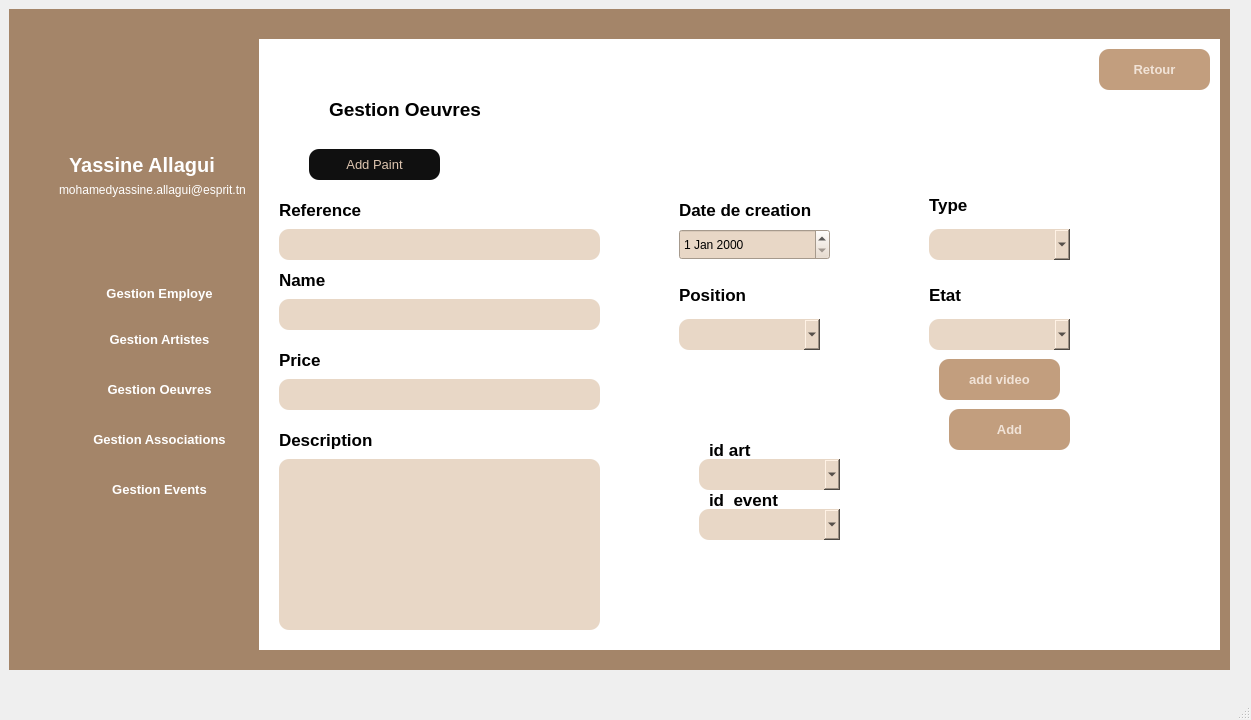
The window that mainwindow.ui (Projet-CPP-2A6/projetQT) describes before a commit, drawn with Qt 5.
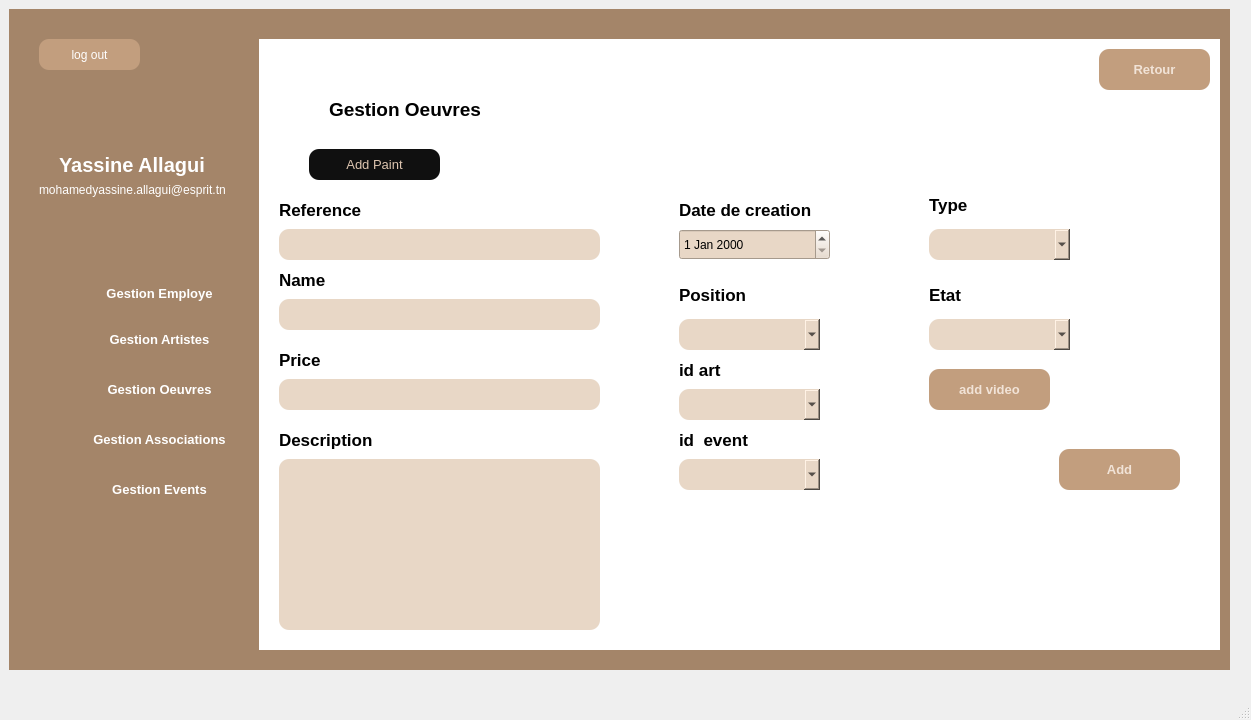
The same window after the commit. The open tabs and pages were chosen to show the change. Icons and pictures are not drawn.

The edit to the form file:
```diff
--- a/mainwindow.ui
+++ b/mainwindow.ui
@@ -5363,7 +5363,7 @@
      <widget class="QLabel" name="label_4">
       <property name="geometry">
        <rect>
-        <x>60</x>
+        <x>50</x>
         <y>140</y>
         <width>181</width>
         <height>31</height>
@@ -5421,7 +5421,7 @@
      <widget class="QLabel" name="label_18">
       <property name="geometry">
        <rect>
-        <x>50</x>
+        <x>30</x>
         <y>170</y>
         <width>211</width>
         <height>21</height>
@@ -6005,8 +6005,8 @@
        <widget class="QPushButton" name="btn_confirmer">
         <property name="geometry">
          <rect>
-          <x>690</x>
-          <y>370</y>
+          <x>800</x>
+          <y>410</y>
           <width>121</width>
           <height>41</height>
          </rect>
@@ -6287,8 +6287,8 @@
        <widget class="QPushButton" name="btn_addvd">
         <property name="geometry">
          <rect>
-          <x>680</x>
-          <y>320</y>
+          <x>670</x>
+          <y>330</y>
           <width>121</width>
           <height>41</height>
          </rect>
@@ -6322,8 +6322,8 @@
        <widget class="QLabel" name="label_name_32">
         <property name="geometry">
          <rect>
-          <x>450</x>
-          <y>450</y>
+          <x>420</x>
+          <y>390</y>
           <width>101</width>
           <height>21</height>
          </rect>
@@ -6342,8 +6342,8 @@
        <widget class="QComboBox" name="comboBox_idevent_4">
         <property name="geometry">
          <rect>
-          <x>440</x>
-          <y>470</y>
+          <x>420</x>
+          <y>420</y>
           <width>141</width>
           <height>31</height>
          </rect>
@@ -6362,8 +6362,8 @@
        <widget class="QLabel" name="label_name_33">
         <property name="geometry">
          <rect>
-          <x>450</x>
-          <y>400</y>
+          <x>420</x>
+          <y>320</y>
           <width>101</width>
           <height>21</height>
          </rect>
@@ -6382,8 +6382,8 @@
        <widget class="QComboBox" name="comboBox_idartiste_5">
         <property name="geometry">
          <rect>
-          <x>440</x>
-          <y>420</y>
+          <x>420</x>
+          <y>350</y>
           <width>141</width>
           <height>31</height>
          </rect>
@@ -7073,6 +7073,34 @@
        </widget>
       </widget>
      </widget>
+     <widget class="QPushButton" name="pushButton_20">
+      <property name="geometry">
+       <rect>
+        <x>30</x>
+        <y>30</y>
+        <width>101</width>
+        <height>31</height>
+       </rect>
+      </property>
+      <property name="styleSheet">
+       <string notr="true">QPushButton
+{
+border-radius:10px;
+background-color:#C29E7E;
+color:white;
+}
+QPushButton:pressed{
+padding-left:5px;
+padding-top:5px;
+background-color: #C29E7E;
+
+
+}</string>
+      </property>
+      <property name="text">
+       <string>log out</string>
+      </property>
+     </widget>
     </widget>
     <widget class="QWidget" name="stackedWidgetEmploye">
      <widget class="QLabel" name="label_21">
```
Left out of the diff: 150 changed lines with no effect on the pictures.
